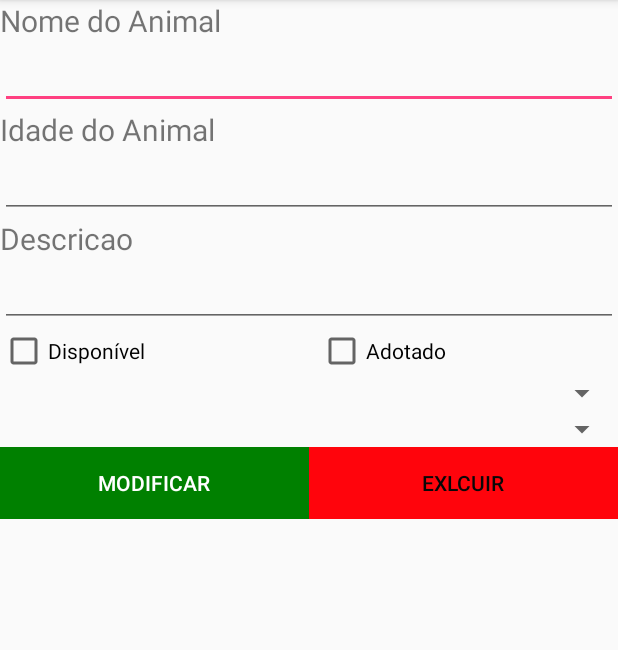
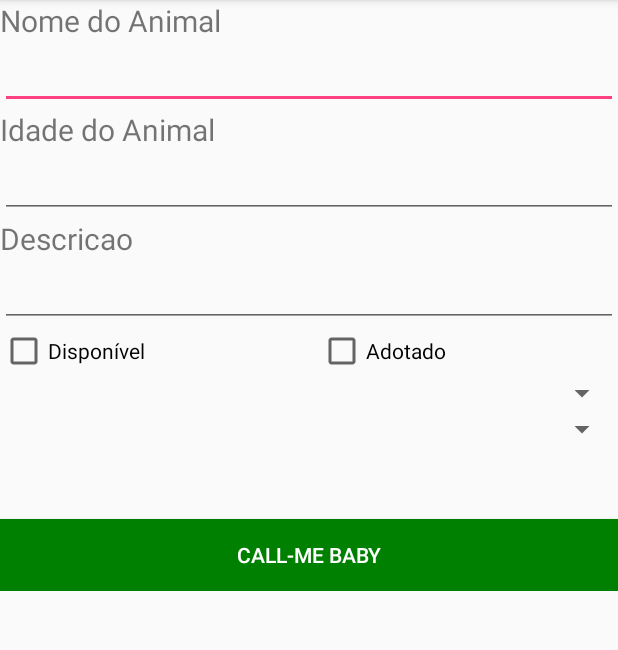
Before and after one commit to guilhermebreed/AdoteUmPet, an Android app: the AnimalEditarActivity screen opened directly, with no data from a screen before it, on a phone screen of 412 x 824 dp, the part 84-734 px from its top. Run offline under Robolectric (Android 15) with nearby library versions, the phone set to English and light mode, and no system bars; 4 statements that could not run were skipped.

Commit message:
*Ligação (Ideia de colocar o numero do animal como string, porem tento converter ele para long para que possa verificar se a pessoa só digitou numeros) *Pre verificação de usuário logado para que possa verificar se é a pessoa ou não, para poder fazer modificações

```diff
--- a/app/src/main/AndroidManifest.xml
+++ b/app/src/main/AndroidManifest.xml
@@ -2,6 +2,7 @@
 <manifest xmlns:android="http://schemas.android.com/apk/res/android"
     package="com.example.italo.adoteumpet">
 
+    <uses-permission android:name="android.permission.CALL_PHONE" />
     <uses-permission android:name="android.permission.INTERNET"/>
 
     <application
--- a/app/src/main/java/com/example/italo/adoteumpet/ui/AnimalEditarActivity.java
+++ b/app/src/main/java/com/example/italo/adoteumpet/ui/AnimalEditarActivity.java
@@ -1,8 +1,11 @@
 package com.example.italo.adoteumpet.ui;
 
+import android.content.ActivityNotFoundException;
 import android.content.Intent;
+import android.net.Uri;
 import android.support.v7.app.AppCompatActivity;
 import android.os.Bundle;
+import android.util.Log;
 import android.view.View;
 import android.widget.Button;
 import android.widget.EditText;
@@ -24,6 +27,7 @@ public class AnimalEditarActivity extends AppCompatActivity {
 
     private Button editModificarAnimal;
     private Button editExcluirAnimal;
+    private Button editLigar;
 
     private ControladorAnimal controladorAnimal = new ControladorAnimal();
     private AnimalApi animal = new AnimalApi();
@@ -48,6 +52,9 @@ public class AnimalEditarActivity extends AppCompatActivity {
 
         editModificarAnimal = (Button) findViewById(R.id.edit_btnModificar);
         editExcluirAnimal = (Button) findViewById(R.id.edit_btnExcluir);
+        editLigar = (Button) findViewById(R.id.edit_btnLigar);
+        //chama a função pra ver oque a pessoa vai poder enchergar (não sei portugues... Visivelmente percebe-se kkk)
+        verificarCampos();
 
         editModificarAnimal.setOnClickListener(new View.OnClickListener(){
             @Override
@@ -103,5 +110,44 @@ public class AnimalEditarActivity extends AppCompatActivity {
                 finish();
             }
         });
+
+        editLigar.setOnClickListener(new View.OnClickListener() {
+            @Override
+            public void onClick(View v) {
+                try{
+
+                    //Tipos de chamadas
+                        //ACTION_DIAL
+                        // ACTION_CALL
+
+                    Intent chamada = new Intent(Intent.ACTION_DIAL);
+
+                    //Pegar o telefone da pessoa que vai estar dentro de animal
+                    chamada.setData(Uri.parse("tel:"+998064079));
+
+                    startActivity(chamada);
+
+                }catch(ActivityNotFoundException act){
+                    Log.e("Exemplo de chamada", "falha", act);
+
+                }catch(Exception ex){
+                    Log.e("Erro Na chamada","Erro: "+ex.getMessage());
+                }
+            }
+        });
+    }
+    private void verificarCampos(){
+        //Pega o animal da vez que está sendo editado.
+        AnimalApi animal = controladorAnimal.animais.get(extras.getInt("idModificar"));
+        //Pega o Id de quem ta logado no app e verifica se é o mesmo de quem cadastrou o animal.
+        if(false) { // Caso for o mesmo cai no TRUE, senão vai pro else
+            editModificarAnimal.setVisibility(View.VISIBLE);
+            editExcluirAnimal.setVisibility(View.VISIBLE);
+            editLigar.setVisibility(View.INVISIBLE);
+        }else{
+            editModificarAnimal.setVisibility(View.INVISIBLE);
+            editExcluirAnimal.setVisibility(View.INVISIBLE);
+            editLigar.setVisibility(View.VISIBLE);
+        }
     }
 }
--- a/app/src/main/java/com/example/italo/adoteumpet/ui/IAnimalApi.java
+++ b/app/src/main/java/com/example/italo/adoteumpet/ui/IAnimalApi.java
@@ -21,7 +21,7 @@ public interface IAnimalApi {
     //@GET("/animal/")
     //Call<AnimalApi> animais();
     //public void getFeed(@Query("id") String animal, Callback<IAnimalApi> response);
-    String API_LOCATION = "http://191.7.231.46:3000/api/";
+    String API_LOCATION = "http://35.163.80.15:3000/api/";
 
     @GET("Animal")
     Call<List<AnimalApi>> getAnimais();
--- a/app/src/main/res/layout/activity_animal_editar.xml
+++ b/app/src/main/res/layout/activity_animal_editar.xml
@@ -74,7 +74,7 @@
         android:layout_width="fill_parent"
         android:layout_height="wrap_content"
         android:columnCount="2"
-        android:rowCount="1">
+        android:rowCount="2">
 
         <Button
             android:id="@+id/edit_btnModificar"
@@ -95,6 +95,18 @@
             android:background="#ff040c"
             android:textColor="#080808"
             android:layout_column="1"/>
+        <Button
+            android:id="@+id/edit_btnLigar"
+            android:layout_width="wrap_content"
+            android:layout_height="wrap_content"
+            android:text="Call-me Baby"
+            android:layout_columnWeight="1"
+            android:background="#008000"
+            android:textColor="#ffffff"
+            android:layout_column="0"
+            android:layout_columnSpan="2"
+            android:layout_row="1"
+            />
     </GridLayout>
 
 </LinearLayout>
```
